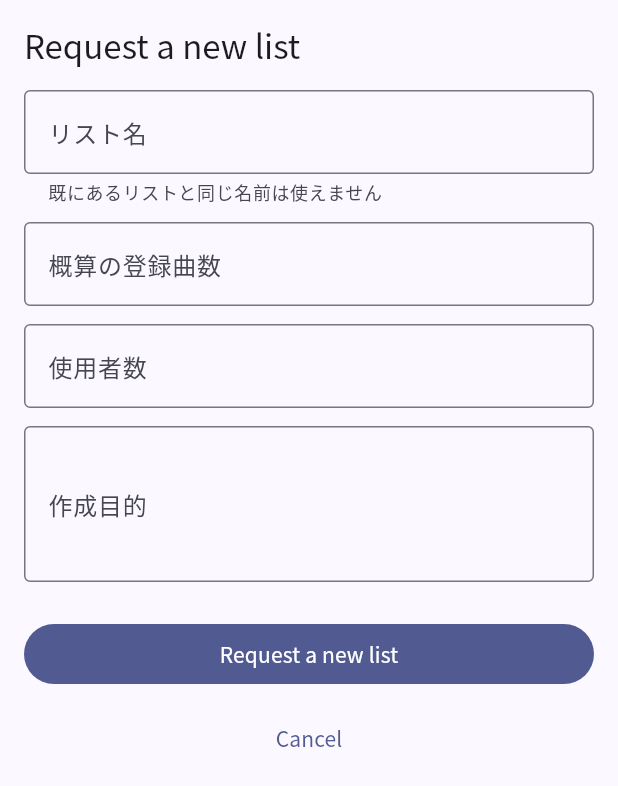
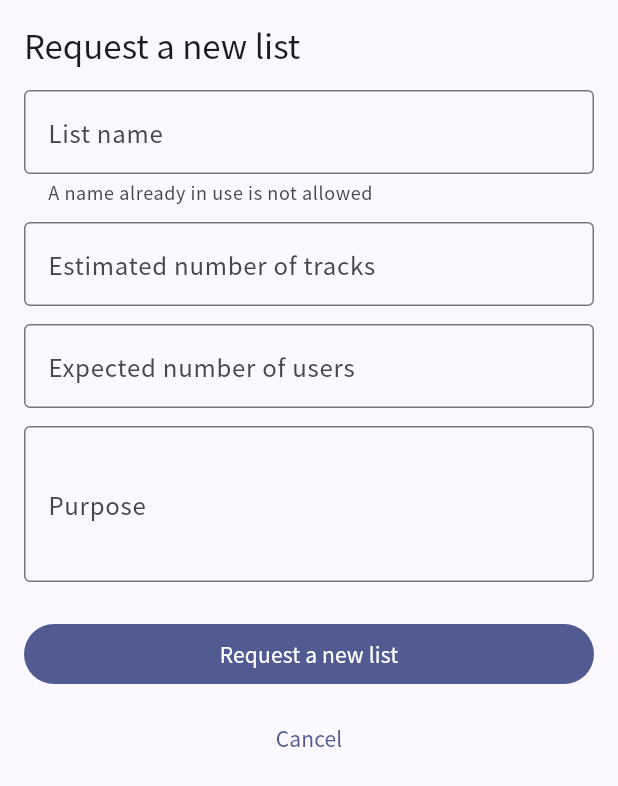
Before and after one commit to KennyT-JP/MusicStore, a Flutter app: the RequestListScreen screen opened directly, on a phone screen of 412 x 824 dp. Shown: the top 786 px of the screen. Run offline on Flutter 3.47's test engine with Material 3 defaults, Android fonts, the phone set to English and light mode, and no system bars; our stand-ins replace cloud_firestore, cloud_functions, file_picker, firebase_auth, firebase_core, firebase_storage and 2 more; accounts and stored records are empty; generated files the repository leaves out were written again; statements that could not run were skipped.

Commit message:
S20（1/5, 2/5）：認証エラーと申請フォームを l10n 化

```diff
--- a/lib/l10n/app_en.arb
+++ b/lib/l10n/app_en.arb
@@ -75,6 +75,25 @@
   "@inviteExpiryNote": { "placeholders": { "until": { "type": "String" } } },
   "cancelUpload": "Cancel upload",
   "revokeInvite": "Revoke invite",
+  "authInvalidEmail": "That email address is not valid.",
+  "authUserDisabled": "This account has been disabled.",
+  "authWrongCredential": "The email address or password is incorrect.",
+  "authEmailInUse": "That email address is already in use. Please sign in instead.",
+  "authWeakPassword": "That password is too short. Use at least 6 characters.",
+  "authTooManyRequests": "Too many attempts. Please wait a while and try again.",
+  "authPopupClosed": "Sign-in was cancelled.",
+  "authNetworkFailed": "Could not reach the network. Please check your connection.",
+  "requestSubmitted": "Request submitted.",
+  "requestSubmittedBody": "Please wait for a site administrator to review and approve it.",
+  "listNameLabel": "List name",
+  "listNameHelper": "A name already in use is not allowed",
+  "listNameRequired": "Please enter a list name",
+  "estimatedTrackCountLabel": "Estimated number of tracks",
+  "expectedUserCountLabel": "Expected number of users",
+  "purposeLabel": "Purpose",
+  "purposeRequired": "Please enter a purpose",
+  "nonNegativeNumberRequired": "Please enter a number of 0 or more",
+  "openList": "Open list",
   "save": "Save",
   "cancel": "Cancel",
 
--- a/lib/l10n/app_localizations.dart
+++ b/lib/l10n/app_localizations.dart
@@ -475,6 +475,120 @@ abstract class AppL10n {
   /// **'招待を取り消す'**
   String get revokeInvite;
 
+  /// No description provided for @authInvalidEmail.
+  ///
+  /// In ja, this message translates to:
+  /// **'メールアドレスの形式が正しくありません。'**
+  String get authInvalidEmail;
+
+  /// No description provided for @authUserDisabled.
+  ///
+  /// In ja, this message translates to:
+  /// **'このアカウントは無効になっています。'**
+  String get authUserDisabled;
+
+  /// No description provided for @authWrongCredential.
+  ///
+  /// In ja, this message translates to:
+  /// **'メールアドレスまたはパスワードが違います。'**
+  String get authWrongCredential;
+
+  /// No description provided for @authEmailInUse.
+  ///
+  /// In ja, this message translates to:
+  /// **'このメールアドレスはすでに使われています。ログインしてください。'**
+  String get authEmailInUse;
+
+  /// No description provided for @authWeakPassword.
+  ///
+  /// In ja, this message translates to:
+  /// **'パスワードが短すぎます。6 文字以上にしてください。'**
+  String get authWeakPassword;
+
+  /// No description provided for @authTooManyRequests.
+  ///
+  /// In ja, this message translates to:
+  /// **'試行回数が多すぎます。しばらく待ってからお試しください。'**
+  String get authTooManyRequests;
+
+  /// No description provided for @authPopupClosed.
+  ///
+  /// In ja, this message translates to:
+  /// **'ログインがキャンセルされました。'**
+  String get authPopupClosed;
+
+  /// No description provided for @authNetworkFailed.
+  ///
+  /// In ja, this message translates to:
+  /// **'ネットワークに接続できませんでした。通信状況をご確認ください。'**
+  String get authNetworkFailed;
+
+  /// No description provided for @requestSubmitted.
+  ///
+  /// In ja, this message translates to:
+  /// **'申請しました。'**
+  String get requestSubmitted;
+
+  /// No description provided for @requestSubmittedBody.
+  ///
+  /// In ja, this message translates to:
+  /// **'サイト管理者が確認して承認するまでお待ちください。'**
+  String get requestSubmittedBody;
+
+  /// No description provided for @listNameLabel.
+  ///
+  /// In ja, this message translates to:
+  /// **'リスト名'**
+  String get listNameLabel;
+
+  /// No description provided for @listNameHelper.
+  ///
+  /// In ja, this message translates to:
+  /// **'既にあるリストと同じ名前は使えません'**
+  String get listNameHelper;
+
+  /// No description provided for @listNameRequired.
+  ///
+  /// In ja, this message translates to:
+  /// **'リスト名を入力してください'**
+  String get listNameRequired;
+
+  /// No description provided for @estimatedTrackCountLabel.
+  ///
+  /// In ja, this message translates to:
+  /// **'概算の登録曲数'**
+  String get estimatedTrackCountLabel;
+
+  /// No description provided for @expectedUserCountLabel.
+  ///
+  /// In ja, this message translates to:
+  /// **'使用者数'**
+  String get expectedUserCountLabel;
+
+  /// No description provided for @purposeLabel.
+  ///
+  /// In ja, this message translates to:
+  /// **'作成目的'**
+  String get purposeLabel;
+
+  /// No description provided for @purposeRequired.
+  ///
+  /// In ja, this message translates to:
+  /// **'作成目的を入力してください'**
+  String get purposeRequired;
+
+  /// No description provided for @nonNegativeNumberRequired.
+  ///
+  /// In ja, this message translates to:
+  /// **'0 以上の数値を入力してください'**
+  String get nonNegativeNumberRequired;
+
+  /// No description provided for @openList.
+  ///
+  /// In ja, this message translates to:
+  /// **'リストを開く'**
+  String get openList;
+
   /// No description provided for @save.
   ///
   /// In ja, this message translates to:
--- a/lib/l10n/app_localizations_en.dart
+++ b/lib/l10n/app_localizations_en.dart
@@ -212,6 +212,69 @@ class AppL10nEn extends AppL10n {
 
   @override
   String get revokeInvite => 'Revoke invite';
+
+  @override
+  String get authInvalidEmail => 'That email address is not valid.';
+
+  @override
+  String get authUserDisabled => 'This account has been disabled.';
+
+  @override
+  String get authWrongCredential =>
+      'The email address or password is incorrect.';
+
+  @override
+  String get authEmailInUse =>
+      'That email address is already in use. Please sign in instead.';
+
+  @override
+  String get authWeakPassword =>
+      'That password is too short. Use at least 6 characters.';
+
+  @override
+  String get authTooManyRequests =>
+      'Too many attempts. Please wait a while and try again.';
+
+  @override
+  String get authPopupClosed => 'Sign-in was cancelled.';
+
+  @override
+  String get authNetworkFailed =>
+      'Could not reach the network. Please check your connection.';
+
+  @override
+  String get requestSubmitted => 'Request submitted.';
+
+  @override
+  String get requestSubmittedBody =>
+      'Please wait for a site administrator to review and approve it.';
+
+  @override
+  String get listNameLabel => 'List name';
+
+  @override
+  String get listNameHelper => 'A name already in use is not allowed';
+
+  @override
+  String get listNameRequired => 'Please enter a list name';
+
+  @override
+  String get estimatedTrackCountLabel => 'Estimated number of tracks';
+
+  @override
+  String get expectedUserCountLabel => 'Expected number of users';
+
+  @override
+  String get purposeLabel => 'Purpose';
+
+  @override
+  String get purposeRequired => 'Please enter a purpose';
+
+  @override
+  String get nonNegativeNumberRequired => 'Please enter a number of 0 or more';
+
+  @override
+  String get openList => 'Open list';
 
   @override
   String get save => 'Save';
--- a/lib/ui/screens/requests_screens.dart
+++ b/lib/ui/screens/requests_screens.dart
@@ -56,10 +56,9 @@ class _RequestListScreenState extends ConsumerState<RequestListScreen> {
       return Scaffold(
         body: EmptyState(
           icon: Icons.check_circle_outline,
-          title: '申請しました。',
+          title: l10n.requestSubmitted,
           description:
-              'サイト管理者が確認して承認するまでお待ちください。'
-              '状態は「${l10n.myRequests}」で確認できます。',
+              '${l10n.requestSubmittedBody}\n${l10n.myRequests}',
           action: FilledButton(
             onPressed: () => context.go(AppRoutes.myRequests),
             child: Text(l10n.myRequests),
@@ -90,46 +89,46 @@ class _RequestListScreenState extends ConsumerState<RequestListScreen> {
                   ],
                   TextFormField(
                     controller: _name,
-                    decoration: const InputDecoration(
-                      labelText: 'リスト名',
+                    decoration: InputDecoration(
+                      labelText: l10n.listNameLabel,
                       border: OutlineInputBorder(),
-                      helperText: '既にあるリストと同じ名前は使えません',
+                      helperText: l10n.listNameHelper,
                     ),
                     validator: (v) => (v == null || v.trim().isEmpty)
-                        ? 'リスト名を入力してください'
+                        ? l10n.listNameRequired
                         : null,
                   ),
                   const SizedBox(height: 12),
                   TextFormField(
                     controller: _tracks,
                     keyboardType: TextInputType.number,
-                    decoration: const InputDecoration(
-                      labelText: '概算の登録曲数',
+                    decoration: InputDecoration(
+                      labelText: l10n.estimatedTrackCountLabel,
                       border: OutlineInputBorder(),
                     ),
-                    validator: _positiveNumber,
+                    validator: (v) => _positiveNumber(l10n, v),
                   ),
                   const SizedBox(height: 12),
                   TextFormField(
                     controller: _users,
                     keyboardType: TextInputType.number,
-                    decoration: const InputDecoration(
-                      labelText: '使用者数',
+                    decoration: InputDecoration(
+                      labelText: l10n.expectedUserCountLabel,
                       border: OutlineInputBorder(),
                     ),
-                    validator: _positiveNumber,
+                    validator: (v) => _positiveNumber(l10n, v),
                   ),
                   const SizedBox(height: 12),
                   TextFormField(
                     controller: _purpose,
                     minLines: 3,
                     maxLines: 6,
-                    decoration: const InputDecoration(
-                      labelText: '作成目的',
+                    decoration: InputDecoration(
+                      labelText: l10n.purposeLabel,
                       border: OutlineInputBorder(),
                     ),
                     validator: (v) => (v == null || v.trim().isEmpty)
-                        ? '作成目的を入力してください'
+                        ? l10n.purposeRequired
                         : null,
                   ),
                   const SizedBox(height: 24),
@@ -151,9 +150,9 @@ class _RequestListScreenState extends ConsumerState<RequestListScreen> {
     );
   }
 
-  String? _positiveNumber(String? value) {
+  String? _positiveNumber(AppL10n l10n, String? value) {
     final n = int.tryParse((value ?? '').trim());
-    if (n == null || n < 0) return '0 以上の数値を入力してください';
+    if (n == null || n < 0) return l10n.nonNegativeNumberRequired;
     return null;
   }
 
@@ -281,7 +280,7 @@ class _RequestCard extends StatelessWidget {
                 child: FilledButton.tonal(
                   onPressed: () =>
                       context.go(AppRoutes.list(request.createdListId!)),
-                  child: const Text('リストを開く'),
+                  child: Text(l10n.openList),
                 ),
               )
             else if (request.status == RequestStatus.rejected)
--- a/lib/ui/widgets/error_message.dart
+++ b/lib/ui/widgets/error_message.dart
@@ -45,26 +45,28 @@ class ErrorMessage extends StatelessWidget {
 /// アカウントの有無を外部に漏らすため、まとめて同じ文言にする。
 String describeAuthError(BuildContext context, FirebaseAuthException e) {
   final l10n = AppL10n.of(context);
+  // **文言はすべて l10n を通す（監査 S20）。** ここは日本語を直書きして
+  // おり、英語表示に切り替えてもログイン失敗時だけ日本語が出ていた。
   switch (e.code) {
     case 'invalid-email':
-      return 'メールアドレスの形式が正しくありません。';
+      return l10n.authInvalidEmail;
     case 'user-disabled':
-      return 'このアカウントは無効になっています。';
+      return l10n.authUserDisabled;
     case 'user-not-found':
     case 'wrong-password':
     case 'invalid-credential':
-      return 'メールアドレスまたはパスワードが違います。';
+      return l10n.authWrongCredential;
     case 'email-already-in-use':
-      return 'このメールアドレスはすでに使われています。ログインしてください。';
+      return l10n.authEmailInUse;
     case 'weak-password':
-      return 'パスワードが短すぎます。6 文字以上にしてください。';
+      return l10n.authWeakPassword;
     case 'too-many-requests':
-      return '試行回数が多すぎます。しばらく待ってからお試しください。';
+      return l10n.authTooManyRequests;
     case 'popup-closed-by-user':
     case 'cancelled-popup-request':
-      return 'ログインがキャンセルされました。';
+      return l10n.authPopupClosed;
     case 'network-request-failed':
-      return 'ネットワークに接続できませんでした。通信状況をご確認ください。';
+      return l10n.authNetworkFailed;
     default:
       return l10n.errorGeneric;
   }
```
Also changed, not shown: lib/l10n/app_ja.arb (+19 -0 lines), lib/l10n/app_localizations_ja.dart (+57 -0 lines).
